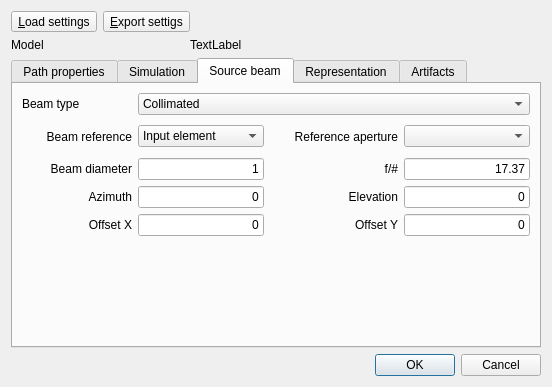
Before: the Qt Designer form RZGUI/SimulationPropertiesDialog.ui in HARMONI-CAB/RayZaler, drawn with Qt 5.
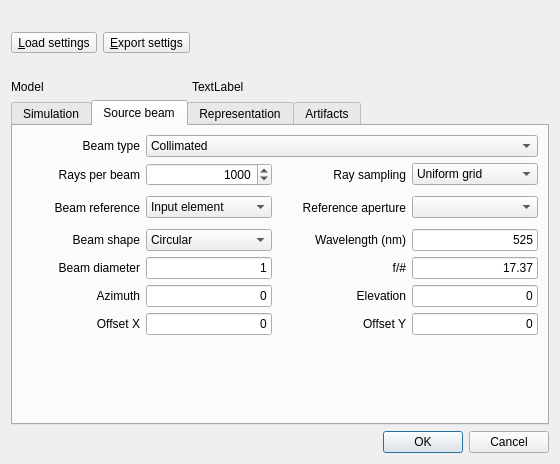
After: the same form once the commit is applied. The open tabs and pages were chosen to show the change.

Commit message: Random sampling

The edit to the form file:
```diff
--- a/RZGUI/SimulationPropertiesDialog.ui
+++ b/RZGUI/SimulationPropertiesDialog.ui
@@ -6,8 +6,8 @@
    <rect>
     <x>0</x>
     <y>0</y>
-    <width>552</width>
-    <height>387</height>
+    <width>560</width>
+    <height>464</height>
    </rect>
   </property>
   <property name="windowTitle">
@@ -27,76 +27,118 @@
      </property>
     </widget>
    </item>
+   <item row="1" column="1" colspan="2">
+    <widget class="QLabel" name="modelNameLabel">
+     <property name="sizePolicy">
+      <sizepolicy hsizetype="Preferred" vsizetype="Fixed">
+       <horstretch>0</horstretch>
+       <verstretch>0</verstretch>
+      </sizepolicy>
+     </property>
+     <property name="text">
+      <string>TextLabel</string>
+     </property>
+    </widget>
+   </item>
+   <item row="12" column="0" colspan="3">
+    <widget class="QDialogButtonBox" name="buttonBox">
+     <property name="orientation">
+      <enum>Qt::Horizontal</enum>
+     </property>
+     <property name="standardButtons">
+      <set>QDialogButtonBox::Cancel|QDialogButtonBox::Ok</set>
+     </property>
+    </widget>
+   </item>
+   <item row="0" column="0" colspan="3">
+    <widget class="QWidget" name="widget" native="true">
+     <layout class="QGridLayout" name="gridLayout_8">
+      <property name="leftMargin">
+       <number>0</number>
+      </property>
+      <property name="topMargin">
+       <number>0</number>
+      </property>
+      <property name="rightMargin">
+       <number>0</number>
+      </property>
+      <property name="bottomMargin">
+       <number>0</number>
+      </property>
+      <item row="0" column="2">
+       <spacer name="horizontalSpacer">
+        <property name="orientation">
+         <enum>Qt::Horizontal</enum>
+        </property>
+        <property name="sizeHint" stdset="0">
+         <size>
+          <width>40</width>
+          <height>20</height>
+         </size>
+        </property>
+       </spacer>
+      </item>
+      <item row="0" column="0">
+       <widget class="QToolButton" name="loadSettingsButton">
+        <property name="text">
+         <string>&amp;Load settings</string>
+        </property>
+       </widget>
+      </item>
+      <item row="0" column="1">
+       <widget class="QToolButton" name="exportSettingsButton">
+        <property name="text">
+         <string>&amp;Export settigs</string>
+        </property>
+       </widget>
+      </item>
+     </layout>
+    </widget>
+   </item>
    <item row="2" column="0" rowspan="2" colspan="3">
     <widget class="QTabWidget" name="tabWidget">
      <property name="currentIndex">
-      <number>3</number>
+      <number>1</number>
      </property>
-     <widget class="QWidget" name="tab">
-      <attribute name="title">
-       <string>Path properties</string>
-      </attribute>
-      <layout class="QGridLayout" name="gridLayout_4">
-       <item row="0" column="0">
-        <widget class="QLabel" name="label_3">
-         <property name="text">
-          <string>Optical path</string>
-         </property>
-         <property name="alignment">
-          <set>Qt::AlignRight|Qt::AlignTrailing|Qt::AlignVCenter</set>
-         </property>
-        </widget>
-       </item>
-       <item row="0" column="1">
-        <widget class="QComboBox" name="pathCombo">
-         <property name="sizePolicy">
-          <sizepolicy hsizetype="Expanding" vsizetype="Fixed">
-           <horstretch>0</horstretch>
-           <verstretch>0</verstretch>
-          </sizepolicy>
-         </property>
-        </widget>
-       </item>
-       <item row="0" column="2">
-        <widget class="QLabel" name="label_9">
-         <property name="text">
-          <string>Detector</string>
-         </property>
-         <property name="alignment">
-          <set>Qt::AlignRight|Qt::AlignTrailing|Qt::AlignVCenter</set>
-         </property>
-        </widget>
-       </item>
-       <item row="0" column="3">
-        <widget class="QComboBox" name="detectorCombo">
-         <property name="sizePolicy">
-          <sizepolicy hsizetype="Expanding" vsizetype="Fixed">
-           <horstretch>0</horstretch>
-           <verstretch>0</verstretch>
-          </sizepolicy>
-         </property>
-        </widget>
-       </item>
-       <item row="1" column="0" colspan="4">
-        <spacer name="verticalSpacer">
-         <property name="orientation">
-          <enum>Qt::Vertical</enum>
-         </property>
-         <property name="sizeHint" stdset="0">
-          <size>
-           <width>20</width>
-           <height>0</height>
-          </size>
-         </property>
-        </spacer>
-       </item>
-      </layout>
-     </widget>
      <widget class="QWidget" name="tab_2">
       <attribute name="title">
        <string>Simulation</string>
       </attribute>
-      <layout class="QGridLayout" name="gridLayout_3">
+      <layout class="QGridLayout" name="gridLayout_2">
+       <item row="0" column="0">
+        <widget class="QLabel" name="label_5">
+         <property name="text">
+          <string>Simulation type</string>
+         </property>
+         <property name="alignment">
+          <set>Qt::AlignRight|Qt::AlignTrailing|Qt::AlignVCenter</set>
+         </property>
+        </widget>
+       </item>
+       <item row="0" column="1">
+        <widget class="QComboBox" name="tracingType">
+         <item>
+          <property name="text">
+           <string>Ray tracing</string>
+          </property>
+         </item>
+         <item>
+          <property name="text">
+           <string>Diffraction</string>
+          </property>
+         </item>
+        </widget>
+       </item>
+       <item row="1" column="0">
+        <widget class="QLabel" name="label_11">
+         <property name="text">
+          <string>Sweep</string>
+         </property>
+         <property name="alignment">
+          <set>Qt::AlignRight|Qt::AlignTrailing|Qt::AlignVCenter</set>
+         </property>
+        </widget>
+       </item>
        <item row="1" column="1">
         <widget class="QComboBox" name="simTypeCombo">
          <item>
@@ -116,34 +158,18 @@
          </item>
         </widget>
        </item>
-       <item row="1" column="3">
-        <widget class="QSpinBox" name="rayNumberSpin">
-         <property name="alignment">
-          <set>Qt::AlignRight|Qt::AlignTrailing|Qt::AlignVCenter</set>
-         </property>
-         <property name="minimum">
-          <number>1</number>
-         </property>
-         <property name="maximum">
-          <number>2000000000</number>
-         </property>
-         <property name="value">
-          <number>1000</number>
-         </property>
-        </widget>
-       </item>
-       <item row="1" column="0">
-        <widget class="QLabel" name="label_11">
+       <item row="2" column="0">
+        <widget class="QLabel" name="steps1Label">
          <property name="text">
-          <string>Sweep</string>
+          <string>Steps (dim 1)</string>
          </property>
          <property name="alignment">
           <set>Qt::AlignRight|Qt::AlignTrailing|Qt::AlignVCenter</set>
          </property>
         </widget>
        </item>
-       <item row="2" column="3">
-        <widget class="QSpinBox" name="steps2Spin">
+       <item row="2" column="1">
+        <widget class="QSpinBox" name="steps1Spin">
          <property name="alignment">
           <set>Qt::AlignRight|Qt::AlignTrailing|Qt::AlignVCenter</set>
          </property>
@@ -158,16 +184,6 @@
          </property>
         </widget>
        </item>
-       <item row="1" column="2">
-        <widget class="QLabel" name="label_10">
-         <property name="text">
-          <string>Rays</string>
-         </property>
-         <property name="alignment">
-          <set>Qt::AlignRight|Qt::AlignTrailing|Qt::AlignVCenter</set>
-         </property>
-        </widget>
-       </item>
        <item row="3" column="0" colspan="4">
         <widget class="QTableView" name="propView">
          <property name="horizontalScrollBarPolicy">
@@ -199,19 +215,23 @@
          </attribute>
         </widget>
        </item>
-       <item row="2" column="1">
-        <widget class="QSpinBox" name="steps1Spin">
+       <item row="0" column="2">
+        <widget class="QLabel" name="label_3">
+         <property name="text">
+          <string>Optical path</string>
+         </property>
          <property name="alignment">
           <set>Qt::AlignRight|Qt::AlignTrailing|Qt::AlignVCenter</set>
          </property>
-         <property name="minimum">
-          <number>1</number>
+        </widget>
+       </item>
+       <item row="1" column="2">
+        <widget class="QLabel" name="label_9">
+         <property name="text">
+          <string>Detector</string>
          </property>
-         <property name="maximum">
-          <number>1000</number>
-         </property>
-         <property name="value">
-          <number>10</number>
+         <property name="alignment">
+          <set>Qt::AlignRight|Qt::AlignTrailing|Qt::AlignVCenter</set>
          </property>
         </widget>
        </item>
@@ -225,63 +245,39 @@
          </property>
         </widget>
        </item>
-       <item row="2" column="0">
-        <widget class="QLabel" name="steps1Label">
-         <property name="text">
-          <string>Steps (dim 1)</string>
-         </property>
+       <item row="2" column="3">
+        <widget class="QSpinBox" name="steps2Spin">
          <property name="alignment">
           <set>Qt::AlignRight|Qt::AlignTrailing|Qt::AlignVCenter</set>
          </property>
-        </widget>
-       </item>
-       <item row="0" column="0">
-        <widget class="QLabel" name="label_5">
-         <property name="text">
-          <string>Simulation type</string>
-         </property>
-         <property name="alignment">
-          <set>Qt::AlignRight|Qt::AlignTrailing|Qt::AlignVCenter</set>
-         </property>
-        </widget>
-       </item>
-       <item row="0" column="1">
-        <widget class="QComboBox" name="tracingType">
-         <item>
-          <property name="text">
-           <string>Ray tracing</string>
-          </property>
-         </item>
-         <item>
-          <property name="text">
-           <string>Diffraction</string>
-          </property>
-         </item>
-        </widget>
-       </item>
-       <item row="0" column="2">
-        <widget class="QLabel" name="label_12">
-         <property name="text">
-          <string>Wavelength</string>
-         </property>
-         <property name="alignment">
-          <set>Qt::AlignRight|Qt::AlignTrailing|Qt::AlignVCenter</set>
-         </property>
-        </widget>
-       </item>
-       <item row="0" column="3">
-        <widget class="QDoubleSpinBox" name="wavelengthSpin">
-         <property name="alignment">
-          <set>Qt::AlignRight|Qt::AlignTrailing|Qt::AlignVCenter</set>
-         </property>
-         <property name="suffix">
-          <string> µm</string>
-         </property>
-         <property name="decimals">
-          <number>5</number>
+         <property name="minimum">
+          <number>1</number>
          </property>
          <property name="maximum">
-          <double>5000000.000000000000000</double>
+          <number>1000</number>
+         </property>
+         <property name="value">
+          <number>10</number>
+         </property>
+        </widget>
+       </item>
+       <item row="1" column="3">
+        <widget class="QComboBox" name="detectorCombo">
+         <property name="sizePolicy">
+          <sizepolicy hsizetype="Expanding" vsizetype="Fixed">
+           <horstretch>0</horstretch>
+           <verstretch>0</verstretch>
+          </sizepolicy>
+         </property>
+        </widget>
+       </item>
+       <item row="0" column="3">
+        <widget class="QComboBox" name="pathCombo">
+         <property name="sizePolicy">
+          <sizepolicy hsizetype="Expanding" vsizetype="Fixed">
+           <horstretch>0</horstretch>
+           <verstretch>0</verstretch>
+          </sizepolicy>
          </property>
         </widget>
        </item>
@@ -291,16 +287,44 @@
       <attribute name="title">
        <string>Source beam</string>
       </attribute>
-      <layout class="QGridLayout" name="gridLayout_2">
-       <item row="0" column="0">
-        <widget class="QLabel" name="label_4">
+      <layout class="QGridLayout" name="gridLayout_3">
+       <item row="10" column="0" colspan="4">
+        <spacer name="verticalSpacer_2">
+         <property name="orientation">
+          <enum>Qt::Vertical</enum>
+         </property>
+         <property name="sizeHint" stdset="0">
+          <size>
+           <width>20</width>
+           <height>40</height>
+          </size>
+         </property>
+        </spacer>
+       </item>
+       <item row="5" column="3">
+        <widget class="QLineEdit" name="fNumEdit">
+         <property name="sizePolicy">
+          <sizepolicy hsizetype="Fixed" vsizetype="Fixed">
+           <horstretch>0</horstretch>
+           <verstretch>0</verstretch>
+          </sizepolicy>
+         </property>
+         <property name="minimumSize">
+          <size>
+           <width>126</width>
+           <height>0</height>
+          </size>
+         </property>
          <property name="text">
-          <string>Beam type</string>
+          <string>17.37</string>
+         </property>
+         <property name="alignment">
+          <set>Qt::AlignRight|Qt::AlignTrailing|Qt::AlignVCenter</set>
          </property>
         </widget>
        </item>
-       <item row="6" column="3">
-        <widget class="QLineEdit" name="offsetYEdit">
+       <item row="6" column="1">
+        <widget class="QLineEdit" name="azimuthEdit">
          <property name="sizePolicy">
           <sizepolicy hsizetype="Fixed" vsizetype="Fixed">
            <horstretch>0</horstretch>
@@ -322,16 +346,48 @@
         </widget>
        </item>
        <item row="6" column="2">
-        <widget class="QLabel" name="label_15">
+        <widget class="QLabel" name="label_8">
          <property name="text">
-          <string>Offset Y</string>
+          <string>Elevation</string>
          </property>
          <property name="alignment">
           <set>Qt::AlignRight|Qt::AlignTrailing|Qt::AlignVCenter</set>
          </property>
         </widget>
        </item>
-       <item row="4" column="2">
+       <item row="7" column="0">
+        <widget class="QLabel" name="label_14">
+         <property name="text">
+          <string>Offset X</string>
+         </property>
+         <property name="alignment">
+          <set>Qt::AlignRight|Qt::AlignTrailing|Qt::AlignVCenter</set>
+         </property>
+        </widget>
+       </item>
+       <item row="5" column="1">
+        <widget class="QLineEdit" name="diamEdit">
+         <property name="sizePolicy">
+          <sizepolicy hsizetype="Fixed" vsizetype="Fixed">
+           <horstretch>0</horstretch>
+           <verstretch>0</verstretch>
+          </sizepolicy>
+         </property>
+         <property name="minimumSize">
+          <size>
+           <width>126</width>
+           <height>0</height>
+          </size>
+         </property>
+         <property name="text">
+          <string>1</string>
+         </property>
+         <property name="alignment">
+          <set>Qt::AlignRight|Qt::AlignTrailing|Qt::AlignVCenter</set>
+         </property>
+        </widget>
+       </item>
+       <item row="5" column="2">
         <widget class="QLabel" name="fNumLabel">
          <property name="text">
           <string>f/#</string>
@@ -341,7 +397,55 @@
          </property>
         </widget>
        </item>
-       <item row="6" column="1">
+       <item row="7" column="3">
+        <widget class="QLineEdit" name="offsetYEdit">
+         <property name="sizePolicy">
+          <sizepolicy hsizetype="Fixed" vsizetype="Fixed">
+           <horstretch>0</horstretch>
+           <verstretch>0</verstretch>
+          </sizepolicy>
+         </property>
+         <property name="minimumSize">
+          <size>
+           <width>126</width>
+           <height>0</height>
+          </size>
+         </property>
+         <property name="text">
+          <string>0</string>
+         </property>
+         <property name="alignment">
+          <set>Qt::AlignRight|Qt::AlignTrailing|Qt::AlignVCenter</set>
+         </property>
+        </widget>
+       </item>
+       <item row="5" column="0">
+        <widget class="QLabel" name="label_6">
+         <property name="text">
+          <string>Beam diameter</string>
+         </property>
+         <property name="alignment">
+          <set>Qt::AlignRight|Qt::AlignTrailing|Qt::AlignVCenter</set>
+         </property>
+        </widget>
+       </item>
+       <item row="1" column="1">
+        <widget class="QSpinBox" name="rayNumberSpin">
+         <property name="alignment">
+          <set>Qt::AlignRight|Qt::AlignTrailing|Qt::AlignVCenter</set>
+         </property>
+         <property name="minimum">
+          <number>1</number>
+         </property>
+         <property name="maximum">
+          <number>2000000000</number>
+         </property>
+         <property name="value">
+          <number>1000</number>
+         </property>
+        </widget>
+       </item>
+       <item row="7" column="1">
         <widget class="QLineEdit" name="offsetXEdit">
          <property name="sizePolicy">
           <sizepolicy hsizetype="Fixed" vsizetype="Fixed">
@@ -363,6 +467,69 @@
          </property>
         </widget>
        </item>
+       <item row="2" column="1">
+        <widget class="QComboBox" name="originCombo">
+         <item>
+          <property name="text">
+           <string>Input element</string>
+          </property>
+         </item>
+         <item>
+          <property name="text">
+           <string>Aperture stop</string>
+          </property>
+         </item>
+         <item>
+          <property name="text">
+           <string>Focal plane</string>
+          </property>
+         </item>
+        </widget>
+       </item>
+       <item row="1" column="0">
+        <widget class="QLabel" name="label_10">
+         <property name="text">
+          <string>Rays per beam</string>
+         </property>
+         <property name="alignment">
+          <set>Qt::AlignRight|Qt::AlignTrailing|Qt::AlignVCenter</set>
+         </property>
+        </widget>
+       </item>
+       <item row="7" column="2">
+        <widget class="QLabel" name="label_15">
+         <property name="text">
+          <string>Offset Y</string>
+         </property>
+         <property name="alignment">
+          <set>Qt::AlignRight|Qt::AlignTrailing|Qt::AlignVCenter</set>
+         </property>
+        </widget>
+       </item>
+       <item row="6" column="0">
+        <widget class="QLabel" name="label_7">
+         <property name="text">
+          <string>Azimuth</string>
+         </property>
+         <property name="alignment">
+          <set>Qt::AlignRight|Qt::AlignTrailing|Qt::AlignVCenter</set>
+         </property>
+        </widget>
+       </item>
+       <item row="1" column="3">
+        <widget class="QComboBox" name="beamSamplingCombo">
+         <item>
+          <property name="text">
+           <string>Uniform grid</string>
+          </property>
+         </item>
+         <item>
+          <property name="text">
+           <string>Random</string>
+          </property>
+         </item>
+        </widget>
+       </item>
        <item row="0" column="1" colspan="3">
         <widget class="QComboBox" name="beamTypeCombo">
          <item>
@@ -382,7 +549,132 @@
          </item>
         </widget>
        </item>
-       <item row="1" column="3">
+       <item row="1" column="2">
+        <widget class="QLabel" name="label_16">
+         <property name="text">
+          <string>Ray sampling</string>
+         </property>
+         <property name="alignment">
+          <set>Qt::AlignRight|Qt::AlignTrailing|Qt::AlignVCenter</set>
+         </property>
+        </widget>
+       </item>
+       <item row="6" column="3">
+        <widget class="QLineEdit" name="elevationEdit">
+         <property name="sizePolicy">
+          <sizepolicy hsizetype="Fixed" vsizetype="Fixed">
+           <horstretch>0</horstretch>
+           <verstretch>0</verstretch>
+          </sizepolicy>
+         </property>
+         <property name="minimumSize">
+          <size>
+           <width>126</width>
+           <height>0</height>
+          </size>
+         </property>
+         <property name="text">
+          <string>0</string>
+         </property>
+         <property name="alignment">
+          <set>Qt::AlignRight|Qt::AlignTrailing|Qt::AlignVCenter</set>
+         </property>
+        </widget>
+       </item>
+       <item row="2" column="0">
+        <widget class="QLabel" name="label_2">
+         <property name="text">
+          <string>Beam reference</string>
+         </property>
+         <property name="alignment">
+          <set>Qt::AlignRight|Qt::AlignTrailing|Qt::AlignVCenter</set>
+         </property>
+        </widget>
+       </item>
+       <item row="0" column="0">
+        <widget class="QLabel" name="label_4">
+         <property name="text">
+          <string>Beam type</string>
+         </property>
+         <property name="alignment">
+          <set>Qt::AlignRight|Qt::AlignTrailing|Qt::AlignVCenter</set>
+         </property>
+        </widget>
+       </item>
+       <item row="3" column="0">
+        <widget class="QLabel" name="BeamShapeLabel">
+         <property name="text">
+          <string>Beam shape</string>
+         </property>
+         <property name="alignment">
+          <set>Qt::AlignRight|Qt::AlignTrailing|Qt::AlignVCenter</set>
+         </property>
+        </widget>
+       </item>
+       <item row="3" column="1">
+        <widget class="QComboBox" name="beamShapeCombo">
+         <item>
+          <property name="text">
+           <string>Circular</string>
+          </property>
+         </item>
+        </widget>
+       </item>
+       <item row="2" column="2">
+        <widget class="QLabel" name="refPlaneLabel">
+         <property name="sizePolicy">
+          <sizepolicy hsizetype="Fixed" vsizetype="Preferred">
+           <horstretch>0</horstretch>
+           <verstretch>0</verstretch>
+          </sizepolicy>
+         </property>
+         <property name="minimumSize">
+          <size>
+           <width>128</width>
+           <height>0</height>
+          </size>
+         </property>
+         <property name="text">
+          <string>Reference aperture</string>
+         </property>
+         <property name="alignment">
+          <set>Qt::AlignRight|Qt::AlignTrailing|Qt::AlignVCenter</set>
+         </property>
+        </widget>
+       </item>
+       <item row="3" column="2">
+        <widget class="QLabel" name="label_12">
+         <property name="text">
+          <string>Wavelength (nm)</string>
+         </property>
+         <property name="alignment">
+          <set>Qt::AlignRight|Qt::AlignTrailing|Qt::AlignVCenter</set>
+         </property>
+        </widget>
+       </item>
+       <item row="3" column="3">
+        <widget class="QLineEdit" name="wlEdit">
+         <property name="sizePolicy">
+          <sizepolicy hsizetype="Fixed" vsizetype="Fixed">
+           <horstretch>0</horstretch>
+           <verstretch>0</verstretch>
+          </sizepolicy>
+         </property>
+         <property name="minimumSize">
+          <size>
+           <width>126</width>
+           <height>0</height>
+          </size>
+         </property>
+         <property name="text">
+          <string>525</string>
+         </property>
+         <property name="alignment">
+          <set>Qt::AlignRight|Qt::AlignTrailing|Qt::AlignVCenter</set>
+         </property>
+        </widget>
+       </item>
+       <item row="2" column="3">
         <widget class="QStackedWidget" name="refPlaneStack">
          <property name="sizePolicy">
           <sizepolicy hsizetype="Fixed" vsizetype="Fixed">
@@ -390,6 +682,9 @@
            <verstretch>0</verstretch>
           </sizepolicy>
          </property>
+         <property name="currentIndex">
+          <number>2</number>
+         </property>
          <widget class="QWidget" name="inputElementPage">
           <layout class="QGridLayout" name="gridLayout_5">
            <property name="leftMargin">
@@ -458,6 +753,9 @@
            <property name="bottomMargin">
             <number>0</number>
            </property>
+           <property name="spacing">
+            <number>0</number>
+           </property>
            <item row="0" column="0">
             <widget class="QComboBox" name="apertureCombo"/>
            </item>
@@ -465,198 +763,6 @@
          </widget>
         </widget>
        </item>
-       <item row="5" column="0">
-        <widget class="QLabel" name="label_7">
-         <property name="text">
-          <string>Azimuth</string>
-         </property>
-         <property name="alignment">
-          <set>Qt::AlignRight|Qt::AlignTrailing|Qt::AlignVCenter</set>
-         </property>
-        </widget>
-       </item>
-       <item row="6" column="0">
-        <widget class="QLabel" name="label_14">
-         <property name="text">
-          <string>Offset X</string>
-         </property>
-         <property name="alignment">
-          <set>Qt::AlignRight|Qt::AlignTrailing|Qt::AlignVCenter</set>
-         </property>
-        </widget>
-       </item>
-       <item row="4" column="3">
-        <widget class="QLineEdit" name="fNumEdit">
-         <property name="sizePolicy">
-          <sizepolicy hsizetype="Fixed" vsizetype="Fixed">
-           <horstretch>0</horstretch>
-           <verstretch>0</verstretch>
-          </sizepolicy>
-         </property>
-         <property name="minimumSize">
-          <size>
-           <width>126</width>
-           <height>0</height>
-          </size>
-         </property>
-         <property name="text">
-          <string>17.37</string>
-         </property>
-         <property name="alignment">
-          <set>Qt::AlignRight|Qt::AlignTrailing|Qt::AlignVCenter</set>
-         </property>
-        </widget>
-       </item>
-       <item row="4" column="1">
-        <widget class="QLineEdit" name="diamEdit">
-         <property name="sizePolicy">
-          <sizepolicy hsizetype="Fixed" vsizetype="Fixed">
-           <horstretch>0</horstretch>
-           <verstretch>0</verstretch>
-          </sizepolicy>
-         </property>
-         <property name="minimumSize">
-          <size>
-           <width>126</width>
-           <height>0</height>
-          </size>
-         </property>
-         <property name="text">
-          <string>1</string>
-         </property>
-         <property name="alignment">
-          <set>Qt::AlignRight|Qt::AlignTrailing|Qt::AlignVCenter</set>
-         </property>
-        </widget>
-       </item>
-       <item row="1" column="2">
-        <widget class="QLabel" name="refPlaneLabel">
-         <property name="sizePolicy">
-          <sizepolicy hsizetype="Fixed" vsizetype="Preferred">
-           <horstretch>0</horstretch>
-           <verstretch>0</verstretch>
-          </sizepolicy>
-         </property>
-         <property name="minimumSize">
-          <size>
-           <width>128</width>
-           <height>0</height>
-          </size>
-         </property>
-         <property name="text">
-          <string>Reference aperture</string>
-         </property>
-         <property name="alignment">
-          <set>Qt::AlignRight|Qt::AlignTrailing|Qt::AlignVCenter</set>
-         </property>
-        </widget>
-       </item>
-       <item row="5" column="3">
-        <widget class="QLineEdit" name="elevationEdit">
-         <property name="sizePolicy">
-          <sizepolicy hsizetype="Fixed" vsizetype="Fixed">
-           <horstretch>0</horstretch>
-           <verstretch>0</verstretch>
-          </sizepolicy>
-         </property>
-         <property name="minimumSize">
-          <size>
-           <width>126</width>
-           <height>0</height>
-          </size>
-         </property>
-         <property name="text">
-          <string>0</string>
-         </property>
-         <property name="alignment">
-          <set>Qt::AlignRight|Qt::AlignTrailing|Qt::AlignVCenter</set>
-         </property>
-        </widget>
-       </item>
-       <item row="1" column="0">
-        <widget class="QLabel" name="label_2">
-         <property name="text">
-          <string>Beam reference</string>
-         </property>
-         <property name="alignment">
-          <set>Qt::AlignRight|Qt::AlignTrailing|Qt::AlignVCenter</set>
-         </property>
-        </widget>
-       </item>
-       <item row="4" column="0">
-        <widget class="QLabel" name="label_6">
-         <property name="text">
-          <string>Beam diameter</string>
-         </property>
-         <property name="alignment">
-          <set>Qt::AlignRight|Qt::AlignTrailing|Qt::AlignVCenter</set>
-         </property>
-        </widget>
-       </item>
-       <item row="1" column="1">
-        <widget class="QComboBox" name="originCombo">
-         <item>
-          <property name="text">
-           <string>Input element</string>
-          </property>
-         </item>
-         <item>
-          <property name="text">
-           <string>Aperture stop</string>
-          </property>
-         </item>
-         <item>
-          <property name="text">
-           <string>Focal plane</string>
-          </property>
-         </item>
-        </widget>
-       </item>
-       <item row="5" column="2">
-        <widget class="QLabel" name="label_8">
-         <property name="text">
-          <string>Elevation</string>
-         </property>
-         <property name="alignment">
-          <set>Qt::AlignRight|Qt::AlignTrailing|Qt::AlignVCenter</set>
-         </property>
-        </widget>
-       </item>
-       <item row="5" column="1">
-        <widget class="QLineEdit" name="azimuthEdit">
-         <property name="sizePolicy">
-          <sizepolicy hsizetype="Fixed" vsizetype="Fixed">
-           <horstretch>0</horstretch>
-           <verstretch>0</verstretch>
-          </sizepolicy>
-         </property>
-         <property name="minimumSize">
-          <size>
-           <width>126</width>
-           <height>0</height>
-          </size>
-         </property>
-         <property name="text">
-          <string>0</string>
-         </property>
-         <property name="alignment">
-          <set>Qt::AlignRight|Qt::AlignTrailing|Qt::AlignVCenter</set>
-         </property>
-        </widget>
-       </item>
-       <item row="7" column="1">
-        <spacer name="verticalSpacer_2">
-         <property name="orientation">
-          <enum>Qt::Vertical</enum>
-         </property>
-         <property name="sizeHint" stdset="0">
-          <size>
-           <width>20</width>
-           <height>40</height>
-          </size>
-         </property>
-        </spacer>
-       </item>
       </layout>
      </widget>
      <widget class="QWidget" name="tab_5">
@@ -672,7 +778,7 @@
          <property name="sizeHint" stdset="0">
           <size>
            <width>20</width>
-           <height>58</height>
+           <height>131</height>
           </size>
          </property>
         </spacer>
@@ -846,74 +952,6 @@
      </widget>
     </widget>
    </item>
-   <item row="1" column="1" colspan="2">
-    <widget class="QLabel" name="modelNameLabel">
-     <property name="sizePolicy">
-      <sizepolicy hsizetype="Preferred" vsizetype="Fixed">
-       <horstretch>0</horstretch>
-       <verstretch>0</verstretch>
-      </sizepolicy>
-     </property>
-     <property name="text">
-      <string>TextLabel</string>
-     </property>
-    </widget>
-   </item>
-   <item row="12" column="0" colspan="3">
-    <widget class="QDialogButtonBox" name="buttonBox">
-     <property name="orientation">
-      <enum>Qt::Horizontal</enum>
-     </property>
-     <property name="standardButtons">
-      <set>QDialogButtonBox::Cancel|QDialogButtonBox::Ok</set>
-     </property>
-    </widget>
-   </item>
-   <item row="0" column="0" colspan="3">
-    <widget class="QWidget" name="widget" native="true">
-     <layout class="QGridLayout" name="gridLayout_8">
-      <property name="leftMargin">
-       <number>0</number>
-      </property>
-      <property name="topMargin">
-       <number>0</number>
-      </property>
-      <property name="rightMargin">
-       <number>0</number>
-      </property>
-      <property name="bottomMargin">
-       <number>0</number>
-      </property>
-      <item row="0" column="0">
-       <widget class="QToolButton" name="loadSettingsButton">
-        <property name="text">
-         <string>&amp;Load settings</string>
-        </property>
-       </widget>
-      </item>
-      <item row="0" column="2">
-       <spacer name="horizontalSpacer">
-        <property name="orientation">
-         <enum>Qt::Horizontal</enum>
-        </property>
-        <property name="sizeHint" stdset="0">
-         <size>
-          <width>40</width>
-          <height>20</height>
-         </size>
-        </property>
-       </spacer>
-      </item>
-      <item row="0" column="1">
-       <widget class="QToolButton" name="exportSettingsButton">
-        <property name="text">
-         <string>&amp;Export settigs</string>
-        </property>
-       </widget>
-      </item>
-     </layout>
-    </widget>
-   </item>
   </layout>
  </widget>
  <resources/>
```
The commit also changes 3 other files.
